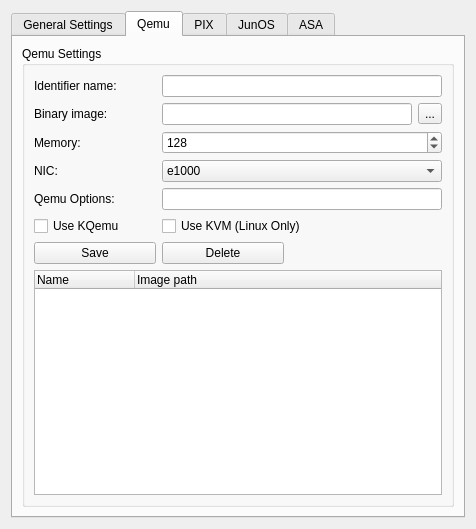
First picture: the form in src/GNS3/Ui/ConfigurationPages/Form_PreferencesQemu.ui, repository GNS3/gns3-legacy, before the edit.
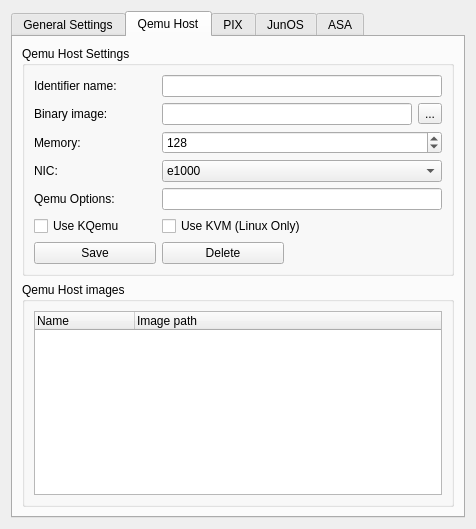
Second picture: the form after the edit. The open tabs and pages were chosen to show the change.

```diff
--- a/src/GNS3/Ui/ConfigurationPages/Form_PreferencesQemu.ui
+++ b/src/GNS3/Ui/ConfigurationPages/Form_PreferencesQemu.ui
@@ -201,13 +201,13 @@
      </widget>
      <widget class="QWidget" name="tab_4">
       <attribute name="title">
-       <string>Qemu</string>
+       <string>Qemu Host</string>
       </attribute>
-      <layout class="QVBoxLayout" name="verticalLayout_5">
+      <layout class="QVBoxLayout" name="verticalLayout_7">
        <item>
         <widget class="QGroupBox" name="groupBox">
          <property name="title">
-          <string>Qemu Settings</string>
+          <string>Qemu Host Settings</string>
          </property>
          <layout class="QGridLayout" name="gridLayout">
           <item row="0" column="0">
@@ -344,6 +344,13 @@
             </property>
            </widget>
           </item>
+          <item row="6" column="0">
+           <widget class="QPushButton" name="SaveQemuImage">
+            <property name="text">
+             <string>Save</string>
+            </property>
+           </widget>
+          </item>
           <item row="6" column="1">
            <widget class="QPushButton" name="DeleteQemuImage">
             <property name="text">
@@ -364,7 +371,16 @@
             </property>
            </spacer>
           </item>
-          <item row="7" column="0" colspan="4">
+         </layout>
+        </widget>
+       </item>
+       <item>
+        <widget class="QGroupBox" name="groupBox_8">
+         <property name="title">
+          <string>Qemu Host images</string>
+         </property>
+         <layout class="QVBoxLayout" name="verticalLayout_5">
+          <item>
            <widget class="QTreeWidget" name="treeWidgetQemuImages">
             <column>
              <property name="text">
@@ -378,13 +394,6 @@
             </column>
            </widget>
           </item>
-          <item row="6" column="0">
-           <widget class="QPushButton" name="SaveQemuImage">
-            <property name="text">
-             <string>Save</string>
-            </property>
-           </widget>
-          </item>
          </layout>
         </widget>
        </item>
```
